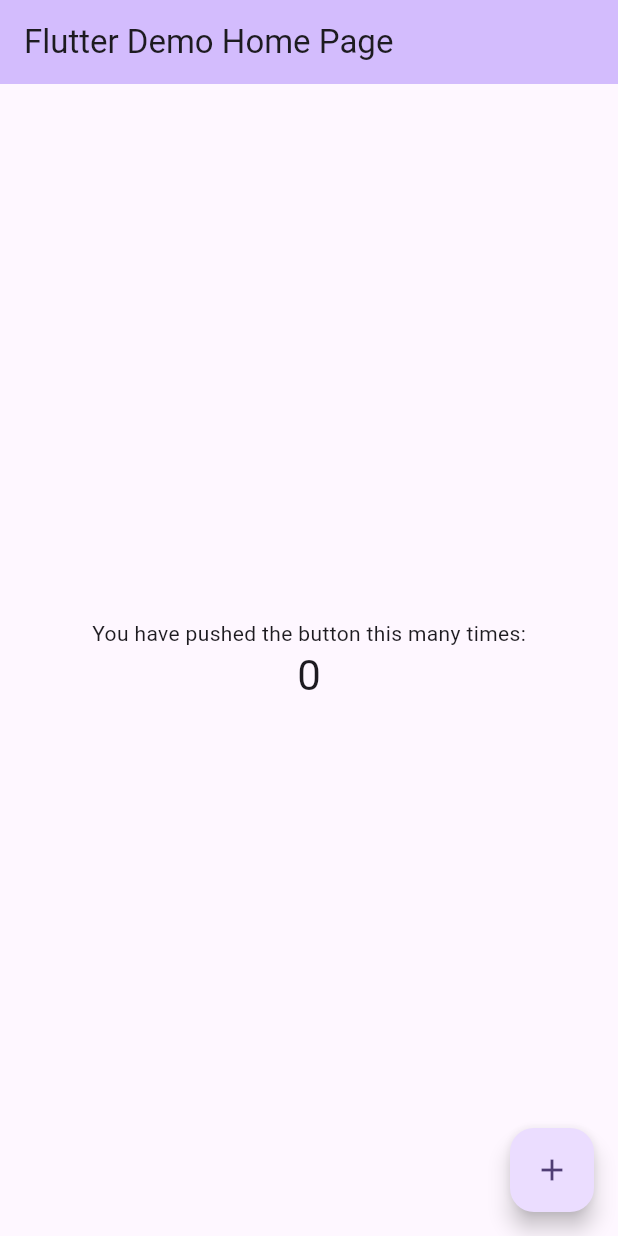
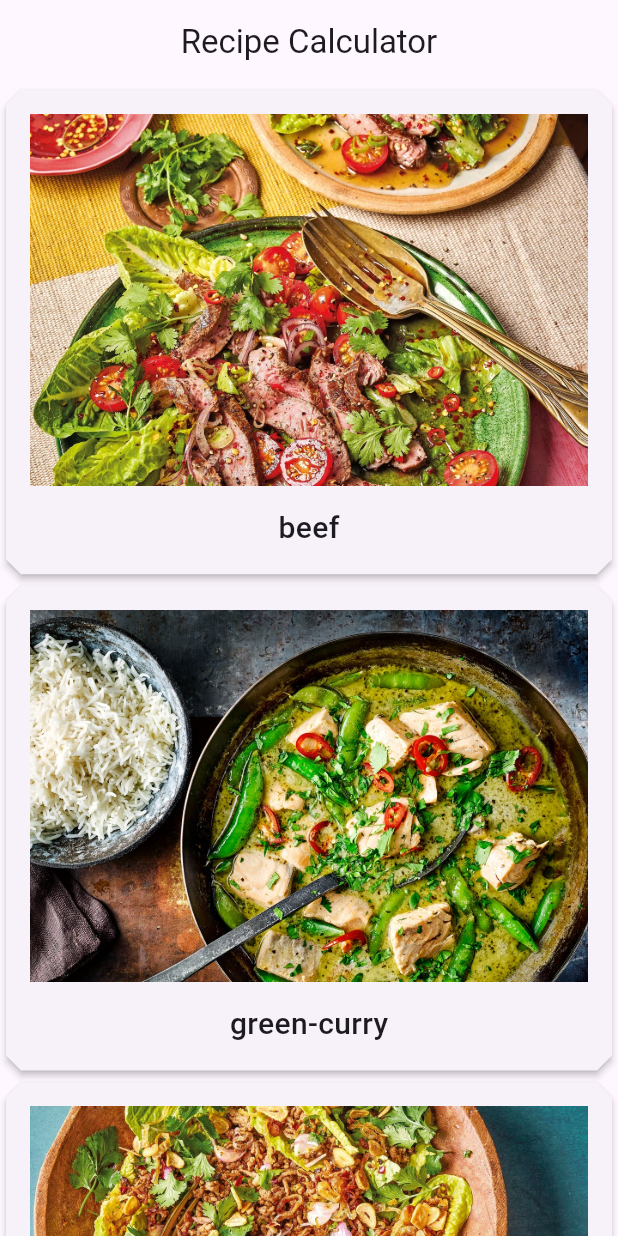
Before and after one commit to Pongpawee123/Flutter, a Flutter app: the screen it shows after launch, on a phone screen of 412 x 824 dp. Run offline on Flutter 3.47's test engine with Material 3 defaults, Android fonts, the phone set to English and light mode, and no system bars; Roboto replaces fonts that are missing (Palatino).

Commit message:
initial project

```diff
--- /dev/null
+++ b/recipes/recipes/lib/Model/recipe.dart
@@ -0,0 +1,14 @@
+class Recipe {
+  String imgLabel;
+  String imageUrl;
+
+  Recipe(this.imageUrl, this.imgLabel);
+
+static List<Recipe> samples = [
+  Recipe('assets/image/beef.webp','beef'),
+  Recipe('assets/image/green-curry.webp','green-curry'),
+  Recipe('assets/image/mama-vegetable.webp','mama-vegetable'),
+  Recipe('assets/image/padthai-prawn.webp','padthai-prawn'),
+  Recipe('assets/image/Turkey-Larb.webp','Turkey-Larb'),
+  ];
+}
--- a/recipes/recipes/lib/main.dart
+++ b/recipes/recipes/lib/main.dart
@@ -1,4 +1,6 @@
 import 'package:flutter/material.dart';
+import 'package:recipes/Model/recipe.dart';
+import 'package:recipes/recipe_detail.dart';
 
 void main() {
   runApp(const RecipeApp());
@@ -7,46 +9,22 @@ void main() {
 class RecipeApp extends StatelessWidget {
   const RecipeApp({super.key});
 
-  // This widget is the root of your application.
   @override
   Widget build(BuildContext context) {
     return MaterialApp(
-      title: 'Flutter Demo',
       theme: ThemeData(
-        // This is the theme of your application.
-        //
-        // TRY THIS: Try running your application with "flutter run". You'll see
-        // the application has a purple toolbar. Then, without quitting the app,
-        // try changing the seedColor in the colorScheme below to Colors.green
-        // and then invoke "hot reload" (save your changes or press the "hot
-        // reload" button in a Flutter-supported IDE, or press "r" if you used
-        // the command line to start the app).
-        //
-        // Notice that the counter didn't reset back to zero; the application
-        // state is not lost during the reload. To reset the state, use hot
-        // restart instead.
-        //
-        // This works for code too, not just values: Most code changes can be
-        // tested with just a hot reload.
-        colorScheme: .fromSeed(seedColor: Colors.deepPurple),
+        appBarTheme: const AppBarTheme(
+          centerTitle: true,
+        ),
       ),
-      home: const MyHomePage(title: 'Flutter Demo Home Page'),
+      home: const MyHomePage(title: 'Recipe Calculator'),
     );
   }
 }
 
+
 class MyHomePage extends StatefulWidget {
   const MyHomePage({super.key, required this.title});
-
-  // This widget is the home page of your application. It is stateful, meaning
-  // that it has a State object (defined below) that contains fields that affect
-  // how it looks.
-
-  // This class is the configuration for the state. It holds the values (in this
-  // case the title) provided by the parent (in this case the App widget) and
-  // used by the build method of the State. Fields in a Widget subclass are
-  // always marked "final".
-
   final String title;
 
   @override
@@ -54,69 +32,58 @@ class MyHomePage extends StatefulWidget {
 }
 
 class _MyHomePageState extends State<MyHomePage> {
-  int _counter = 0;
+  @override
+  Widget build(BuildContext context) {
 
-  void _incrementCounter() {
-    setState(() {
-      // This call to setState tells the Flutter framework that something has
-      // changed in this State, which causes it to rerun the build method below
-      // so that the display can reflect the updated values. If we changed
-      // _counter without calling setState(), then the build method would not be
-      // called again, and so nothing would appear to happen.
-      _counter++;
-    });
+    return Scaffold(
+      appBar: AppBar(title: Text(widget.title)),
+      body: SafeArea(child: Container(
+              child: ListView.builder(
+                itemBuilder: (BuildContext context, int index) {
+                  return GestureDetector(
+                    onTap: () {
+                      print('You Tapped on ${Recipe.samples[index].imgLabel}');
+                      Navigator.push(
+                        context,
+                        MaterialPageRoute(
+                          builder: (context) {
+                          return RecipeDetail(recipe: Recipe.samples[index]);
+                          },
+                        ),
+                      );
+                    },
+                    child: buildRecipeCard(Recipe.samples[index]),
+                  );
+                },
+                itemCount: Recipe.samples.length
+              ),
+            )),
+        );
   }
 
-  @override
-  Widget build(BuildContext context) {
-    // This method is rerun every time setState is called, for instance as done
-    // by the _incrementCounter method above.
-    //
-    // The Flutter framework has been optimized to make rerunning build methods
-    // fast, so that you can just rebuild anything that needs updating rather
-    // than having to individually change instances of widgets.
-    return Scaffold(
-      appBar: AppBar(
-        // TRY THIS: Try changing the color here to a specific color (to
-        // Colors.amber, perhaps?) and trigger a hot reload to see the AppBar
-        // change color while the other colors stay the same.
-        backgroundColor: Theme.of(context).colorScheme.inversePrimary,
-        // Here we take the value from the MyHomePage object that was created by
-        // the App.build method, and use it to set our appbar title.
-        title: Text(widget.title),
+
+  Widget buildRecipeCard(Recipe recipe) {
+    return Card(
+      elevation: 2.0,
+      shape: BeveledRectangleBorder(
+        borderRadius: BorderRadius.circular(10.0),
       ),
-      body: Center(
-        // Center is a layout widget. It takes a single child and positions it
-        // in the middle of the parent.
+    child: Padding(
+        padding: const EdgeInsets.all(16.0),
         child: Column(
-          // Column is also a layout widget. It takes a list of children and
-          // arranges them vertically. By default, it sizes itself to fit its
-          // children horizontally, and tries to be as tall as its parent.
-          //
-          // Column has various properties to control how it sizes itself and
-          // how it positions its children. Here we use mainAxisAlignment to
-          // center the children vertically; the main axis here is the vertical
-          // axis because Columns are vertical (the cross axis would be
-          // horizontal).
-          //
-          // TRY THIS: Invoke "debug painting" (choose the "Toggle Debug Paint"
-          // action in the IDE, or press "p" in the console), to see the
-          // wireframe for each widget.
-          mainAxisAlignment: .center,
-          children: [
-            const Text('You have pushed the button this many times:'),
-            Text(
-              '$_counter',
-              style: Theme.of(context).textTheme.headlineMedium,
+          children: <Widget> [
+            Image(image: AssetImage(recipe.imageUrl)),
+            const SizedBox(height: 14.0,),
+            Text(recipe.imgLabel,
+              style: const TextStyle(
+                fontSize: 20.0,
+                fontWeight: FontWeight.w500,
+                fontFamily: 'Palatino',
+              ),
             ),
           ],
         ),
       ),
-      floatingActionButton: FloatingActionButton(
-        onPressed: _incrementCounter,
-        tooltip: 'Increment',
-        child: const Icon(Icons.add),
-      ),
     );
   }
 }
--- /dev/null
+++ b/recipes/recipes/lib/recipe_detail.dart
@@ -0,0 +1,31 @@
+import 'package:flutter/material.dart';
+import 'package:recipes/Model/recipe.dart';
+
+class RecipeDetail extends StatelessWidget {
+  final Recipe recipe;
+
+  const RecipeDetail({super.key, required this.recipe});
+
+  @override
+  Widget build(BuildContext context) {
+    return Scaffold(
+      appBar: AppBar(title: const Text('Recipe Detail')),
+      body: Center(
+        child: Column(
+          children: <Widget>[
+            Image(image: AssetImage(recipe.imageUrl)),
+            const SizedBox(height: 14.0),
+            Text(
+              recipe.imgLabel,
+              style: const TextStyle(
+                fontSize: 20.0,
+                fontWeight: FontWeight.w700,
+                fontFamily: 'Palatino',
+              ),
+            ),
+          ],
+        ),
+      ),
+    );
+  }
+}
--- a/recipes/recipes/pubspec.yaml
+++ b/recipes/recipes/pubspec.yaml
@@ -58,8 +58,8 @@ flutter:
   uses-material-design: true
 
   # To add assets to your application, add an assets section, like this:
-  # assets:
-  #   - images/a_dot_burr.jpeg
+  assets:
+   - assets/image/
   #   - images/a_dot_ham.jpeg
 
   # An image asset can refer to one or more resolution-specific "variants", see
```
Also changed, not shown: recipes/recipes/assets/image/Turkey-Larb.webp (added), recipes/recipes/assets/image/beef.webp (added), recipes/recipes/assets/image/green-curry.webp (added), recipes/recipes/assets/image/mama-vegetable.webp (added), recipes/recipes/assets/image/padthai-prawn.webp (added).
